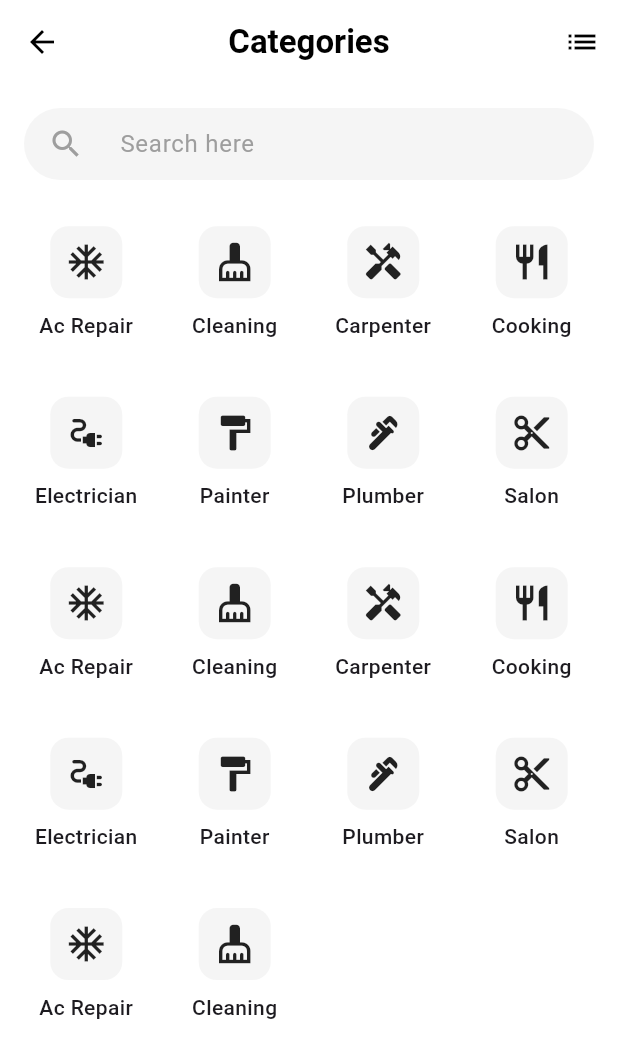
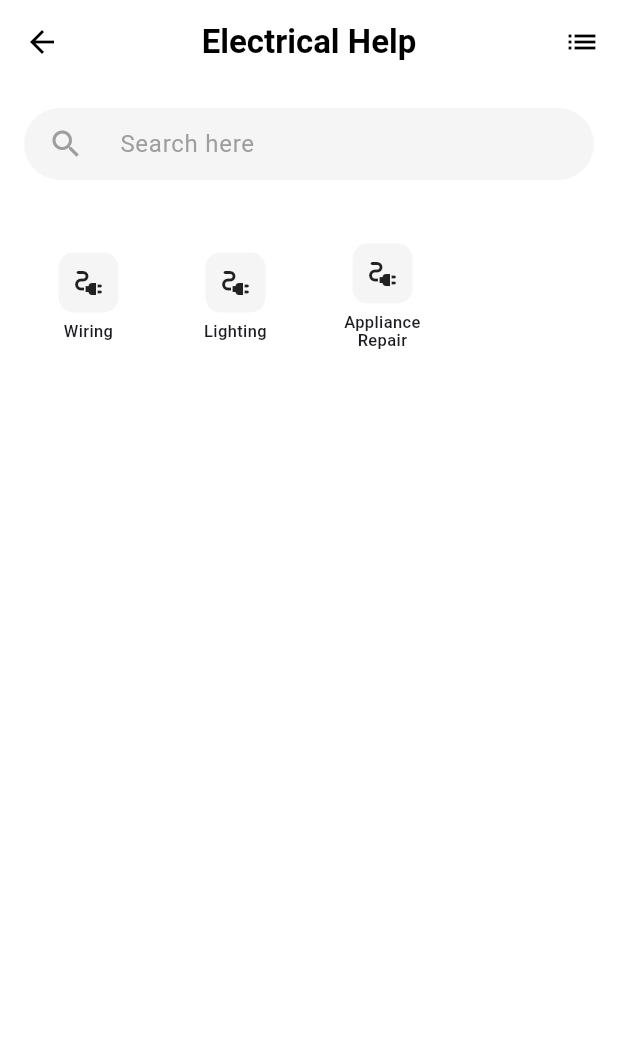
Before and after one commit to bill7maxmaye/FINDR-, a Flutter app: the screen it shows after launch, scrolled down 576 dp, after a tap on "Electrical Help", on a phone screen of 412 x 824 dp. Shown: the top 1058 px of the screen. Run offline on Flutter 3.47's test engine with Material 3 defaults, Android fonts, the phone set to English and light mode, and no system bars; our stand-ins replace cookie_jar, dio, dio_cookie_manager, flutter_bloc, go_router, shared_preferences.

Commit message:
added subCategories for each category

```diff
--- a/lib/features/home/presentation/pages/categories_page.dart
+++ b/lib/features/home/presentation/pages/categories_page.dart
@@ -1,7 +1,11 @@
+import 'dart:convert';
 import 'package:flutter/material.dart';
+import 'package:flutter/services.dart';
 
 class CategoriesPage extends StatefulWidget {
-  const CategoriesPage({Key? key}) : super(key: key);
+  final String mainCategory;
+  const CategoriesPage({Key? key, required this.mainCategory})
+    : super(key: key);
 
   @override
   State<CategoriesPage> createState() => _CategoriesPageState();
@@ -9,48 +13,63 @@ class CategoriesPage extends StatefulWidget {
 
 class _CategoriesPageState extends State<CategoriesPage> {
   final TextEditingController _searchController = TextEditingController();
-  final List<Map<String, dynamic>> _categoriesData = [
-    {'name': 'Ac Repair', 'icon': Icons.ac_unit},
-    {'name': 'Cleaning', 'icon': Icons.cleaning_services},
-    {'name': 'Carpenter', 'icon': Icons.handyman},
-    {'name': 'Cooking', 'icon': Icons.restaurant},
-    {'name': 'Electrician', 'icon': Icons.electrical_services},
-    {'name': 'Painter', 'icon': Icons.format_paint},
-    {'name': 'Plumber', 'icon': Icons.plumbing},
-    {'name': 'Salon', 'icon': Icons.content_cut},
-    {'name': 'Ac Repair', 'icon': Icons.ac_unit},
-    {'name': 'Cleaning', 'icon': Icons.cleaning_services},
-    {'name': 'Carpenter', 'icon': Icons.handyman},
-    {'name': 'Cooking', 'icon': Icons.restaurant},
-    {'name': 'Electrician', 'icon': Icons.electrical_services},
-    {'name': 'Painter', 'icon': Icons.format_paint},
-    {'name': 'Plumber', 'icon': Icons.plumbing},
-    {'name': 'Salon', 'icon': Icons.content_cut},
-    {'name': 'Ac Repair', 'icon': Icons.ac_unit},
-    {'name': 'Cleaning', 'icon': Icons.cleaning_services},
-  ];
-  late List<Map<String, dynamic>> _filteredCategories;
+  List<Map<String, dynamic>> _subCategories = [];
+  List<Map<String, dynamic>> _filteredCategories = [];
 
   @override
   void initState() {
     super.initState();
-    _filteredCategories = List.from(_categoriesData);
+    _loadSubCategories();
     _searchController.addListener(_onSearchChanged);
+  }
+
+  Future<void> _loadSubCategories() async {
+    final String data = await rootBundle.loadString(
+      'assets/subcategories.json',
+    );
+    final Map<String, dynamic> jsonResult = json.decode(data);
+    final List subCats = jsonResult[widget.mainCategory] ?? [];
+    setState(() {
+      _subCategories = subCats
+          .map<Map<String, dynamic>>(
+            (item) => {
+              'name': item['name'],
+              'icon': _iconFromString(item['icon']),
+            },
+          )
+          .toList();
+      _filteredCategories = List.from(_subCategories);
+    });
+  }
+
+  IconData _iconFromString(String iconName) {
+    switch (iconName) {
+      case 'cleaning_services':
+        return Icons.cleaning_services;
+      case 'handyman':
+        return Icons.handyman;
+      case 'format_paint':
+        return Icons.format_paint;
+      case 'electrical_services':
+        return Icons.electrical_services;
+      default:
+        return Icons.category;
+    }
+  }
+
+  void _onSearchChanged() {
+    String query = _searchController.text.toLowerCase();
+    setState(() {
+      _filteredCategories = _subCategories
+          .where((cat) => cat['name'].toLowerCase().contains(query))
+          .toList();
+    });
   }
 
   @override
   void dispose() {
     _searchController.dispose();
     super.dispose();
-  }
-
-  void _onSearchChanged() {
-    String query = _searchController.text.toLowerCase();
-    setState(() {
-      _filteredCategories = _categoriesData
-          .where((cat) => cat['name'].toLowerCase().contains(query))
-          .toList();
-    });
   }
 
   @override
@@ -64,9 +83,12 @@ class _CategoriesPageState extends State<CategoriesPage> {
           icon: const Icon(Icons.arrow_back, color: Colors.black),
           onPressed: () => Navigator.of(context).pop(),
         ),
-        title: const Text(
-          'Categories',
-          style: TextStyle(color: Colors.black, fontWeight: FontWeight.bold),
+        title: Text(
+          widget.mainCategory,
+          style: const TextStyle(
+            color: Colors.black,
+            fontWeight: FontWeight.bold,
+          ),
         ),
         centerTitle: true,
         actions: [
@@ -109,14 +131,15 @@ class _CategoriesPageState extends State<CategoriesPage> {
               ),
             ),
             const SizedBox(height: 20),
-            // Categories Grid
+            // Categories Grid - Fixed overflow by reducing childAspectRatio
             Expanded(
               child: GridView.builder(
                 gridDelegate: const SliverGridDelegateWithFixedCrossAxisCount(
                   crossAxisCount: 4,
-                  crossAxisSpacing: 16,
-                  mainAxisSpacing: 16,
-                  childAspectRatio: 0.85,
+                  crossAxisSpacing: 12, // Reduced spacing
+                  mainAxisSpacing: 12, // Reduced spacing
+                  childAspectRatio:
+                      0.75, // Reduced from 0.85 to prevent overflow
                 ),
                 itemCount: _filteredCategories.length,
                 itemBuilder: (context, index) {
@@ -125,7 +148,7 @@ class _CategoriesPageState extends State<CategoriesPage> {
                     icon: cat['icon'],
                     label: cat['name'],
                     onTap: () {
-                      // Handle category tap
+                      // Handle subcategory tap
                     },
                   );
                 },
@@ -153,27 +176,45 @@ class _CategoryItem extends StatelessWidget {
   Widget build(BuildContext context) {
     return GestureDetector(
       onTap: onTap,
+      child: Container(
+        padding: const EdgeInsets.all(4), // Reduced padding
         child: Column(
           mainAxisAlignment: MainAxisAlignment.center,
+          crossAxisAlignment: CrossAxisAlignment.center,
           children: [
             Container(
-            width: 48,
-            height: 48,
+              width: 40, // Reduced size
+              height: 40, // Reduced size
               decoration: BoxDecoration(
                 color: Colors.grey[100],
-              borderRadius: BorderRadius.circular(12),
+                borderRadius: BorderRadius.circular(10),
               ),
-            child: Icon(icon, size: 28, color: Colors.black87),
+              child: Icon(
+                icon,
+                size: 24,
+                color: Colors.black87,
+              ), // Reduced icon size
             ),
-          const SizedBox(height: 8),
-          Text(
+            const SizedBox(height: 6), // Reduced spacing
+            // Constrained text widget to prevent overflow
+            ConstrainedBox(
+              constraints: const BoxConstraints(
+                maxWidth: 70, // Slightly reduced for better fitting
+              ),
+              child: Text(
                 label,
-            style: const TextStyle(fontSize: 14, fontWeight: FontWeight.w500),
+                style: const TextStyle(
+                  fontSize: 11, // Slightly reduced font size
+                  fontWeight: FontWeight.w500,
+                  height: 1.1, // Reduced line height
+                ),
                 textAlign: TextAlign.center,
                 maxLines: 2,
                 overflow: TextOverflow.ellipsis,
               ),
+            ),
           ],
+        ),
       ),
     );
   }
--- a/lib/features/home/presentation/pages/home_page.dart
+++ b/lib/features/home/presentation/pages/home_page.dart
@@ -1,5 +1,4 @@
 import 'dart:convert';
-
 import 'package:flutter/material.dart';
 import 'package:flutter/services.dart';
 import 'package:service_booking/features/home/presentation/pages/categories_page.dart';
@@ -13,8 +12,8 @@ class HomeScreen extends StatefulWidget {
 }
 
 class _HomeScreenState extends State<HomeScreen> {
-  List<dynamic> _subcategories = [];
-  List<dynamic> _filteredSubcategories = [];
+  List<Map<String, dynamic>> _subcategories = [];
+  List<Map<String, dynamic>> _filteredSubcategories = [];
   TextEditingController _searchController = TextEditingController();
 
   @override
@@ -31,13 +30,22 @@ class _HomeScreenState extends State<HomeScreen> {
   }
 
   Future<void> _loadSubcategories() async {
-    final String response = await rootBundle.loadString(
-      'assets/subcategories.json',
-    );
-    final data = await json.decode(response);
+    final String response = await rootBundle.loadString('assets/subcategories.json');
+    final Map<String, dynamic> data = json.decode(response);
+    // Flatten all subcategories from all main categories
+    final List<Map<String, dynamic>> allSubs = [];
+    data.forEach((mainCat, subs) {
+      for (var sub in subs) {
+        allSubs.add({
+          'name': sub['name'],
+          'mainCategory': mainCat,
+          'icon': sub['icon'],
+        });
+      }
+    });
     setState(() {
-      _subcategories = data;
-      _filteredSubcategories = data;
+      _subcategories = allSubs;
+      _filteredSubcategories = allSubs;
     });
   }
 
@@ -51,10 +59,12 @@ class _HomeScreenState extends State<HomeScreen> {
   }
 
   // Navigation method to CategoriesPage
-  void _navigateToCategoriesPage(BuildContext context) {
+  void _navigateToCategoriesPage(BuildContext context, String mainCategory) {
     Navigator.push(
       context,
-      MaterialPageRoute(builder: (context) => const CategoriesPage()),
+      MaterialPageRoute(
+        builder: (context) => CategoriesPage(mainCategory: mainCategory),
+      ),
     );
   }
 
@@ -169,7 +179,7 @@ class _HomeScreenState extends State<HomeScreen> {
                           final sub = _filteredSubcategories[index];
                           return ListTile(
                             title: Text(sub['name']),
-                            subtitle: Text(sub['category']),
+                            subtitle: Text(sub['mainCategory']),
                             onTap: () {
                               // You can handle subcategory tap here
                             },
@@ -187,7 +197,7 @@ class _HomeScreenState extends State<HomeScreen> {
                   style: TextStyle(fontWeight: FontWeight.bold, fontSize: 20),
                 ),
                 TextButton(
-                  onPressed: () => _navigateToCategoriesPage(context),
+                  onPressed: () => _navigateToCategoriesPage(context, ''),
                   child: const Text(
                     'See All',
                     style: TextStyle(color: Colors.green),
@@ -209,22 +219,22 @@ class _HomeScreenState extends State<HomeScreen> {
                 _CategoryCard(
                   title: 'House Cleaning',
                   image: 'assets/images/houseCleaning.jpg',
-                  onTap: () => _navigateToCategoriesPage(context),
+                  onTap: () => _navigateToCategoriesPage(context, 'House Cleaning'),
                 ),
                 _CategoryCard(
                   title: 'Help Moving',
                   image: 'assets/images/helpMoving.jpg',
-                  onTap: () => _navigateToCategoriesPage(context),
+                  onTap: () => _navigateToCategoriesPage(context, 'Help Moving'),
                 ),
                 _CategoryCard(
                   title: 'Painting',
                   image: 'assets/images/painting.jpg',
-                  onTap: () => _navigateToCategoriesPage(context),
+                  onTap: () => _navigateToCategoriesPage(context, 'Painting'),
                 ),
                 _CategoryCard(
                   title: 'Electrical Help',
                   image: 'assets/images/electricRepair.jpg',
-                  onTap: () => _navigateToCategoriesPage(context),
+                  onTap: () => _navigateToCategoriesPage(context, 'Electrical Help'),
                 ),
               ],
             ),
```
Also changed, not shown: assets/subcategories.json (+21 -10 lines). Lines whose indentation alone changed are shown as unchanged.
